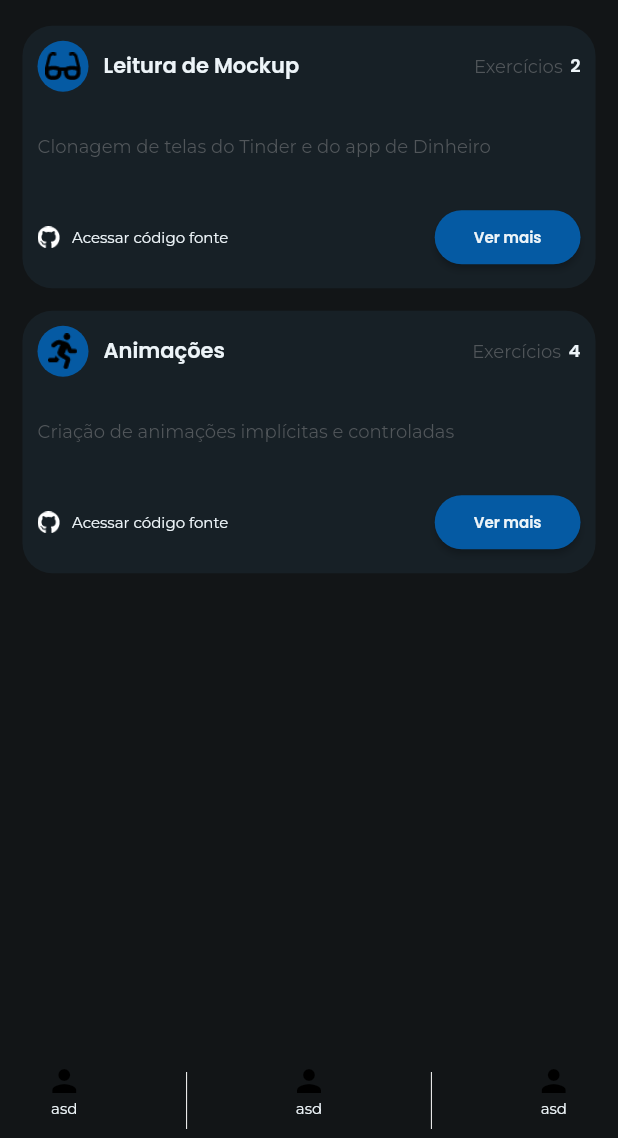
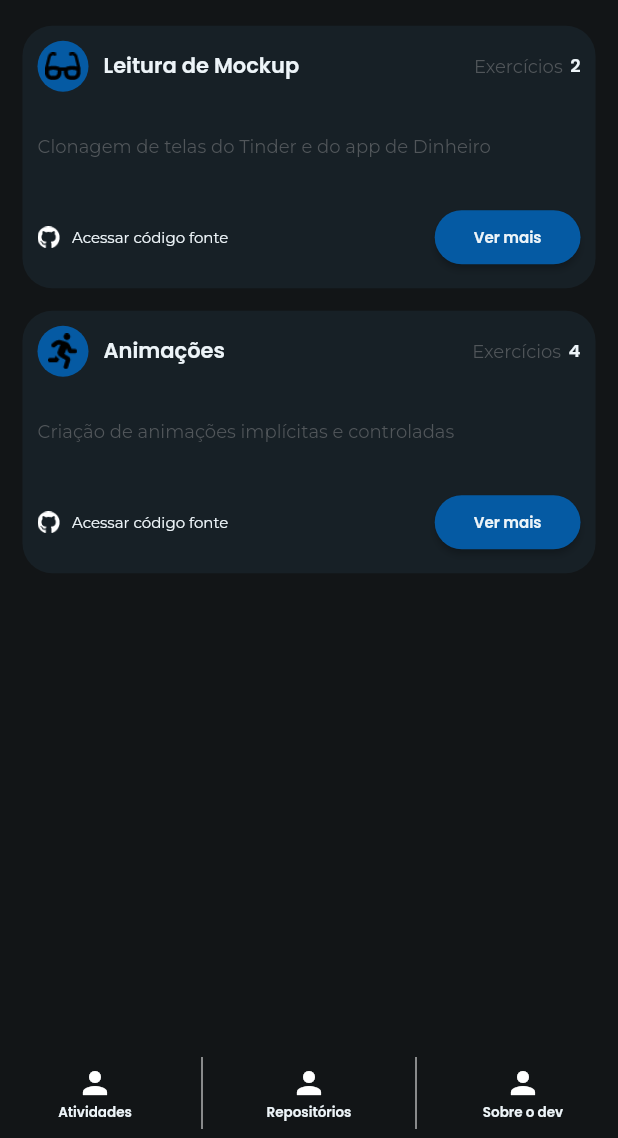
Before and after one commit to ademir2011/flutter_playground, a Flutter app: the screen it shows after launch, on a phone screen of 412 x 824 dp, the part 98-1236 px from its top. Run offline on Flutter 3.47's test engine with Material 2 defaults, Android fonts, the phone set to English and light mode, and no system bars.

Commit message:
trocar do bottomnavigationwidget para componente próprio

```diff
--- a/lib/components/cbottom_navigation_bar.dart
+++ b/lib/components/cbottom_navigation_bar.dart
@@ -1,73 +1,42 @@
 import 'package:flutter/material.dart';
+import 'package:flutter_playground/components/cbottom_navigation_item.dart';
 
 class CBottomNavigationBar extends StatelessWidget {
-  final int selectedIndex;
   final Function(int) onNavigationTap;
-  const CBottomNavigationBar({
+  CBottomNavigationBar({
     Key? key,
-    required this.selectedIndex,
     required this.onNavigationTap,
   }) : super(key: key);
+
+  final bottomMenuData = [
+    {'icon': 'lib/assets/images/icons/Icon feather-target.png', 'text': 'Atividades'},
+    {'icon': 'lib/assets/images/icons/Icon awesome-github.png', 'text': 'Repositórios'},
+    {'icon': Icons.person, 'text': 'Sobre o dev'},
+  ];
 
   @override
   Widget build(BuildContext context) {
     return SizedBox(
-      height: 50,
-      child: Row(
-        mainAxisAlignment: MainAxisAlignment.spaceAround,
-        children: [
-          Column(
-            children: [
-              Icon(Icons.person),
-              Text('asd'),
-            ],
-          ),
-          const VerticalDivider(color: Colors.white, indent: 6, endIndent: 6),
-          Column(
-            children: [
-              Icon(Icons.person),
-              Text('asd'),
-            ],
-          ),
-          const VerticalDivider(color: Colors.white, indent: 6, endIndent: 6),
-          Column(
-            children: [
-              Icon(Icons.person),
-              Text('asd'),
-            ],
-          ),
-        ],
-      ),
-    );
-
-    return BottomNavigationBar(
-      backgroundColor: Theme.of(context).backgroundColor,
-      items: [
-        const BottomNavigationBarItem(
-          icon: ImageIcon(
-            AssetImage('lib/assets/images/icons/Icon feather-target.png'),
-            size: 15,
-          ),
-          label: 'Atividades',
+      height: 60,
+      child: Row(mainAxisAlignment: MainAxisAlignment.spaceAround, children: [
+        CBottomNavigationItem(
+          title: bottomMenuData[0]['text'].toString(),
+          index: 0,
+          onNavigationTap: onNavigationTap,
         ),
-        const BottomNavigationBarItem(
-          icon: ImageIcon(
-            AssetImage('lib/assets/images/icons/Icon awesome-github.png'),
-            size: 15,
-          ),
-          label: 'Repositórios',
+        const VerticalDivider(color: Colors.white, indent: 6, endIndent: 6),
+        CBottomNavigationItem(
+          title: bottomMenuData[1]['text'].toString(),
+          index: 1,
+          onNavigationTap: onNavigationTap,
         ),
-        BottomNavigationBarItem(
-          icon: Icon(
-            Icons.person,
-            size: 19,
-            color: Theme.of(context).bottomNavigationBarTheme.unselectedItemColor,
-          ),
-          label: 'Sobre o dev',
+        const VerticalDivider(color: Colors.white, indent: 6, endIndent: 6),
+        CBottomNavigationItem(
+          title: bottomMenuData[2]['text'].toString(),
+          index: 2,
+          onNavigationTap: onNavigationTap,
         ),
-      ],
-      currentIndex: selectedIndex,
-      onTap: onNavigationTap,
+      ]),
     );
   }
 }
--- /dev/null
+++ b/lib/components/cbottom_navigation_item.dart
@@ -0,0 +1,38 @@
+import 'package:flutter/material.dart';
+
+class CBottomNavigationItem extends StatelessWidget {
+  final String title;
+  final int index;
+  final Function(int) onNavigationTap;
+  const CBottomNavigationItem({
+    Key? key,
+    required this.title,
+    required this.index,
+    required this.onNavigationTap,
+  }) : super(key: key);
+
+  @override
+  Widget build(BuildContext context) {
+    return Expanded(
+      child: GestureDetector(
+        onTap: () {
+          onNavigationTap(index);
+        },
+        child: Column(
+          mainAxisAlignment: MainAxisAlignment.center,
+          children: [
+            Icon(
+              Icons.person,
+              color: Theme.of(context).primaryIconTheme.color,
+            ),
+            const SizedBox(height: 1),
+            Text(
+              title,
+              style: Theme.of(context).textTheme.headline2!.copyWith(fontSize: 9),
+            ),
+          ],
+        ),
+      ),
+    );
+  }
+}
--- a/lib/screens/home_page.dart
+++ b/lib/screens/home_page.dart
@@ -52,10 +52,7 @@ class _HomePageState extends State<HomePage> {
               children: pages,
             ),
           ),
-          CBottomNavigationBar(
-            selectedIndex: _selectedIndex,
-            onNavigationTap: onNavigationTap,
-          ),
+          CBottomNavigationBar(onNavigationTap: onNavigationTap),
         ],
       ),
     );
```
